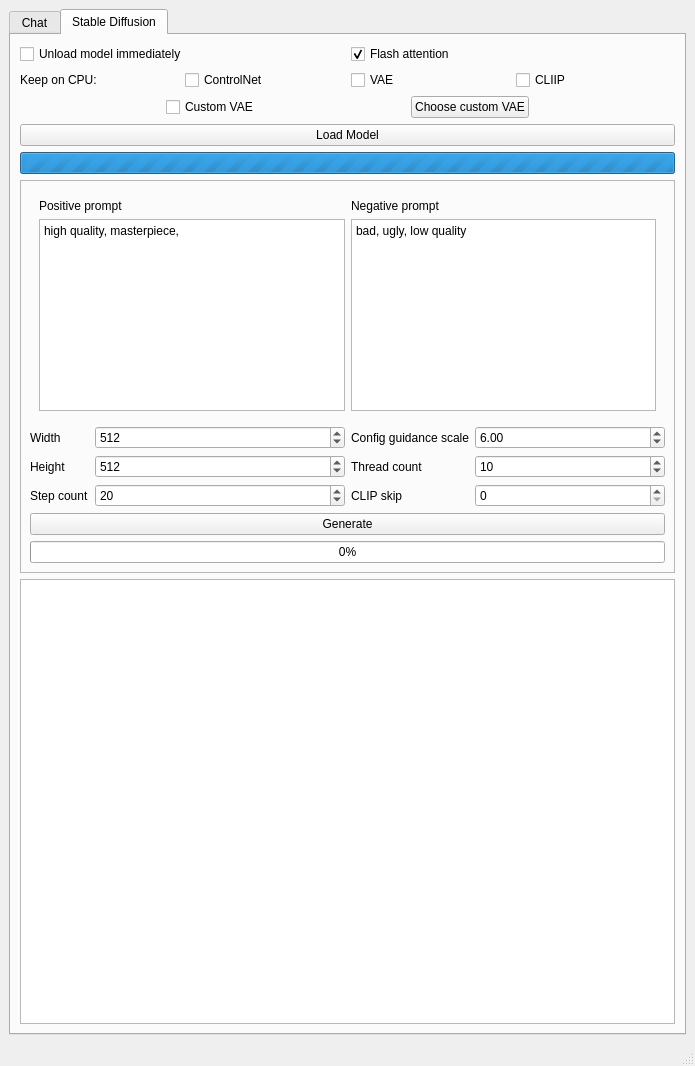
This is AIOneQTWidgets/mainwindow.ui in Iemand005/Singularity as Qt 5 draws it before an edit. The edited form follows.
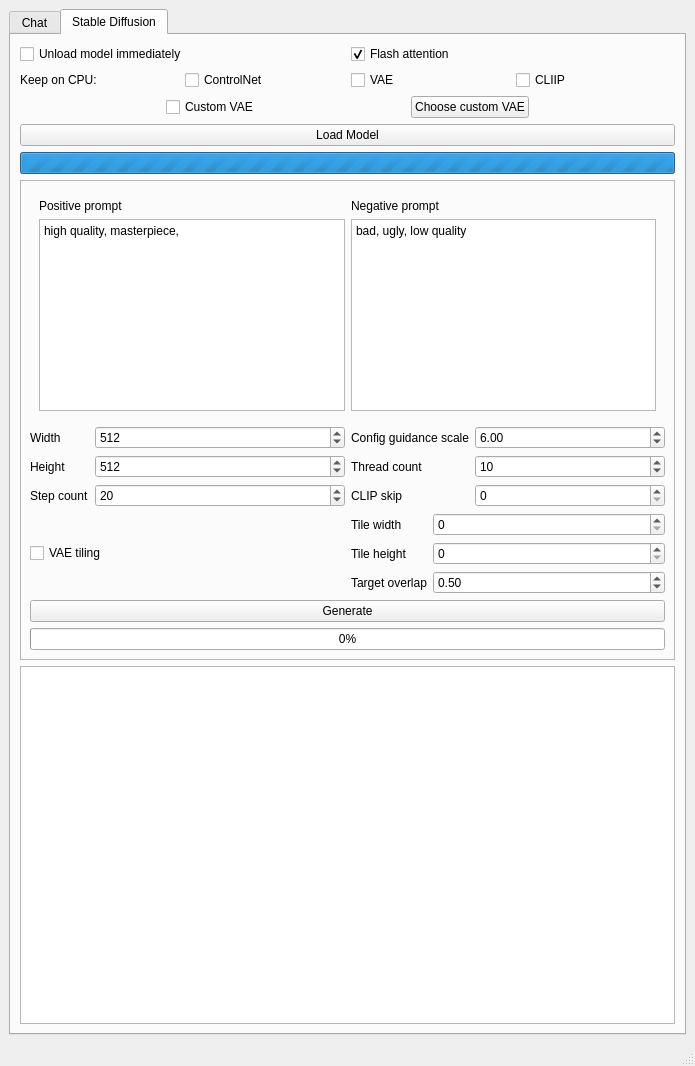
This is the edited form. Custom widgets are drawn as their Qt base class.

Commit message: Add VAE tiling

Patch:
```diff
--- a/AIOneQTWidgets/mainwindow.ui
+++ b/AIOneQTWidgets/mainwindow.ui
@@ -577,6 +577,61 @@
              </item>
             </layout>
            </item>
+           <item>
+            <layout class="QHBoxLayout" name="horizontalLayout_10">
+             <item>
+              <widget class="CheckBox" name="vaeTilingBox">
+               <property name="text">
+                <string>VAE tiling</string>
+               </property>
+              </widget>
+             </item>
+             <item>
+              <layout class="QFormLayout" name="formLayout_3">
+               <item row="2" column="0">
+                <widget class="QLabel" name="label_4">
+                 <property name="text">
+                  <string>Target overlap</string>
+                 </property>
+                </widget>
+               </item>
+               <item row="2" column="1">
+                <widget class="QDoubleSpinBox" name="doubleSpinBox">
+                 <property name="maximum">
+                  <double>1.000000000000000</double>
+                 </property>
+                 <property name="singleStep">
+                  <double>0.100000000000000</double>
+                 </property>
+                 <property name="value">
+                  <double>0.500000000000000</double>
+                 </property>
+                </widget>
+               </item>
+               <item row="0" column="0">
+                <widget class="QLabel" name="label_6">
+                 <property name="text">
+                  <string>Tile width</string>
+                 </property>
+                </widget>
+               </item>
+               <item row="1" column="0">
+                <widget class="QLabel" name="label_7">
+                 <property name="text">
+                  <string>Tile height</string>
+                 </property>
+                </widget>
+               </item>
+               <item row="0" column="1">
+                <widget class="QSpinBox" name="spinBox"/>
+               </item>
+               <item row="1" column="1">
+                <widget class="QSpinBox" name="spinBox_2"/>
+               </item>
+              </layout>
+             </item>
+            </layout>
+           </item>
            <item>
             <widget class="QPushButton" name="generateButton">
              <property name="sizePolicy">
@@ -636,6 +691,11 @@
    <extends>QProgressBar</extends>
    <header>progressbar.h</header>
   </customwidget>
+  <customwidget>
+   <class>CheckBox</class>
+   <extends>QCheckBox</extends>
+   <header>checkbox.h</header>
+  </customwidget>
  </customwidgets>
  <resources/>
  <connections/>
```
Left out of the diff: 12 changed lines with no effect on the pictures. The commit also changes 6 other files.
